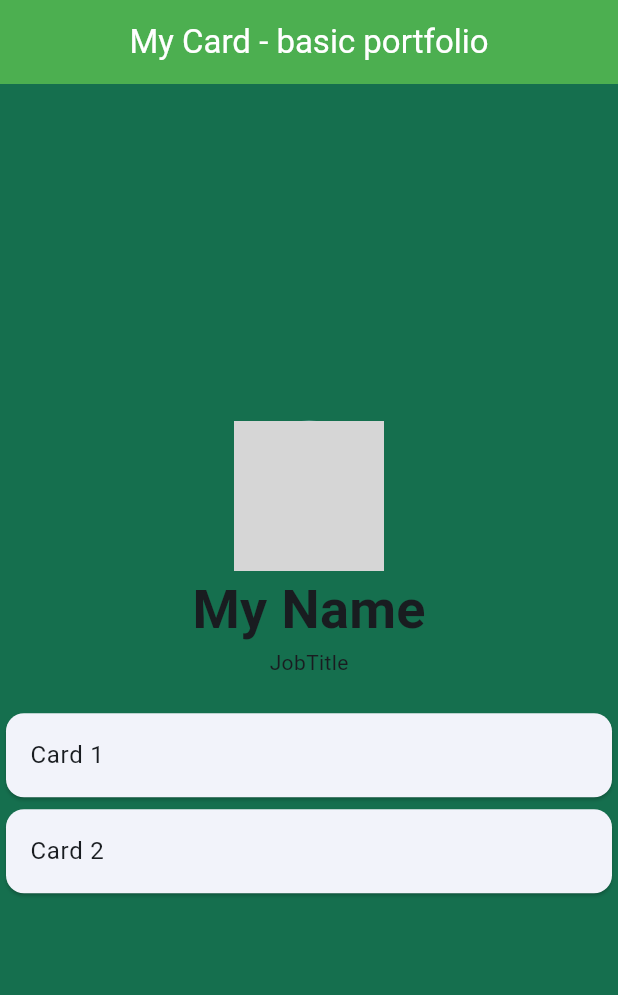
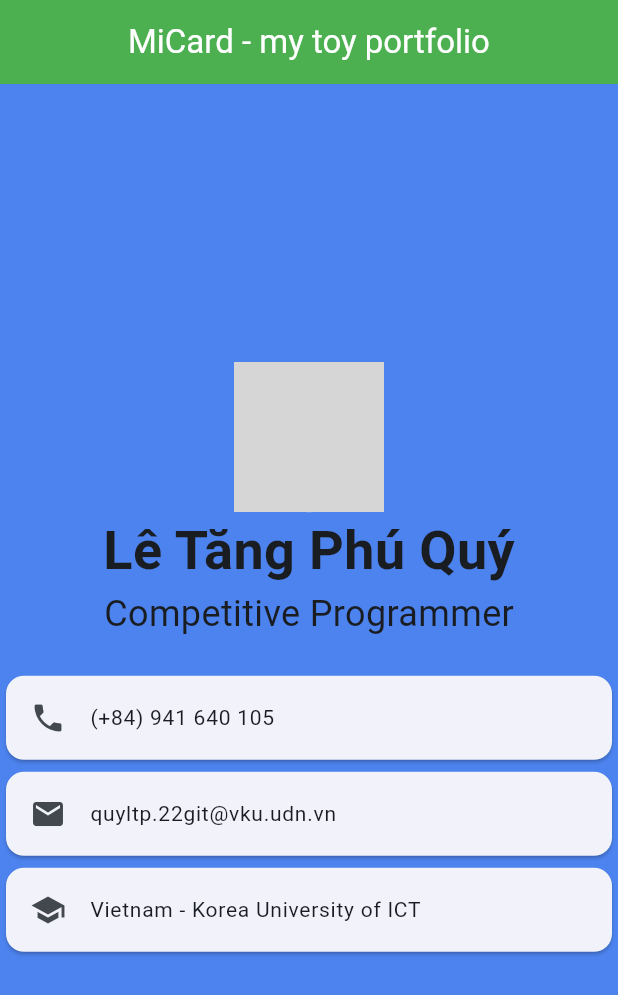
Before and after one commit to letangphuquy/Flutter-Lab-Exercises, a Flutter app: the screen it shows after launch, on a phone screen of 412 x 824 dp. Shown: the top 995 px of the screen. Run offline on Flutter 3.47's test engine with Material 3 defaults, Android fonts, the phone set to English and light mode, and no system bars; Roboto replaces fonts that are missing (Arial, Nunito); grey boxes are pictures that could not be loaded.

Commit message:
Lab 2: add content - TextStyle, ListTile

```diff
--- a/lab2_mi_card/lib/main.dart
+++ b/lab2_mi_card/lib/main.dart
@@ -12,6 +12,7 @@ class MyApp extends StatelessWidget {
   Widget build(BuildContext context) {
     return MaterialApp(
       title: 'Lab 2',
+      debugShowCheckedModeBanner: false,
       theme: ThemeData(
         colorScheme: ColorScheme.fromSeed(seedColor: Colors.blue),
         useMaterial3: true,
@@ -32,14 +33,16 @@ class MyHomePage extends StatelessWidget {
   // case the title) provided by the parent (in this case the App widget) and
   // used by the build method of the State. Fields in a Widget subclass are
   // always marked "final".
+  static const Color myGreen = Color.fromARGB(255, 77, 131, 239);
+  static const TextStyle cardTextStyle = TextStyle(fontSize: 14);
 
   @override
   Widget build(BuildContext context) {
     return SafeArea(
       child: Scaffold(
-        backgroundColor: Color.fromARGB(255, 21, 111, 78),
+        backgroundColor: myGreen,
         appBar: AppBar(
-          title: const Text("My Card - basic portfolio"),
+          title: const Text("MiCard - my toy portfolio"),
           centerTitle: true,
           backgroundColor: Colors.green,
           foregroundColor: Colors.white,
@@ -53,23 +56,37 @@ class MyHomePage extends StatelessWidget {
                 backgroundImage: AssetImage("images/pq.jfif"),
               ),
               Text(
-                "My Name",
+                "Lê Tăng Phú Quý",
                 style: TextStyle(
                   fontFamily: 'Nunito',
                   fontSize: 36,
                   fontWeight: FontWeight.bold,
                 ),
               ),
-              Text("JobTitle", style: TextStyle(fontFamily: 'Arial')),
+              Text("Competitive Programmer",
+                  style: TextStyle(
+                    fontFamily: 'Arial',
+                    fontSize: 24,
+                  )),
               SizedBox(
                 height: 20,
               ),
               Card(
-                child: ListTile(title: Text("Card 1")),
+                child: ListTile(
+                    leading: Icon(Icons.phone),
+                    title: Text("(+84) 941 640 105", style: cardTextStyle)),
               ),
               Card(
-                child: ListTile(title: Text("Card 2")),
-              )
+                child: ListTile(
+                    leading: Icon(Icons.email),
+                    title:
+                        Text("quyltp.22git@vku.udn.vn", style: cardTextStyle)),
+              ),
+              Card(
+                child: ListTile(
+                    leading: Icon(Icons.school),
+                    title: Text("Vietnam - Korea University of ICT", style: cardTextStyle)),
+              ),
             ],
           ),
         ),
```
